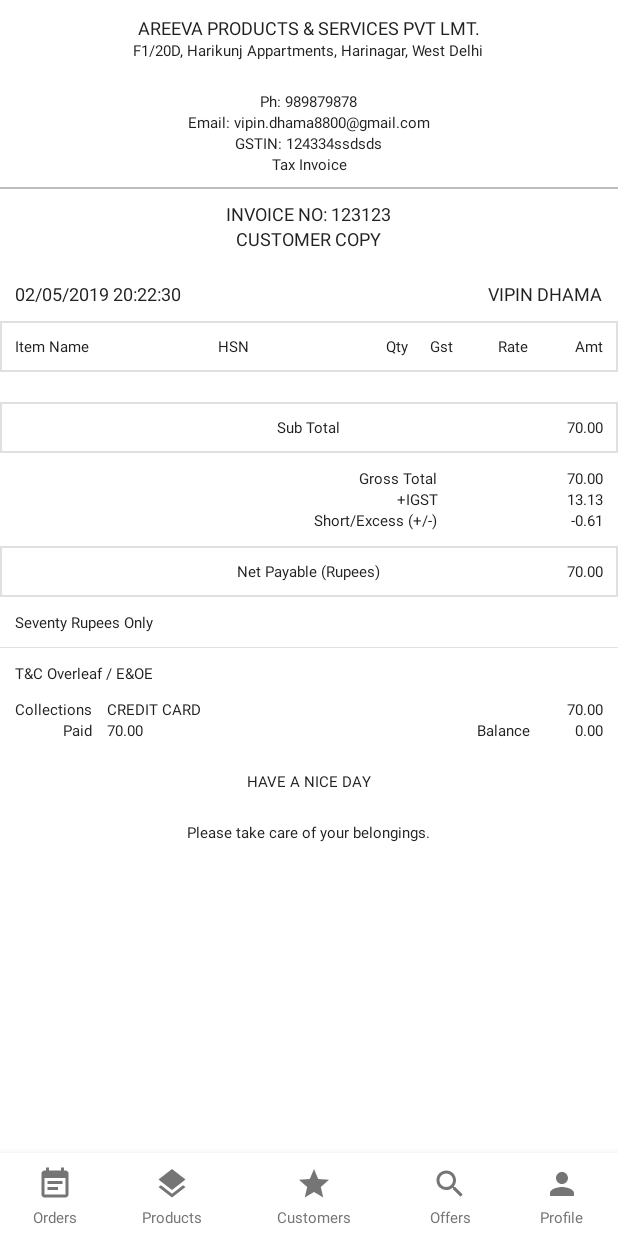
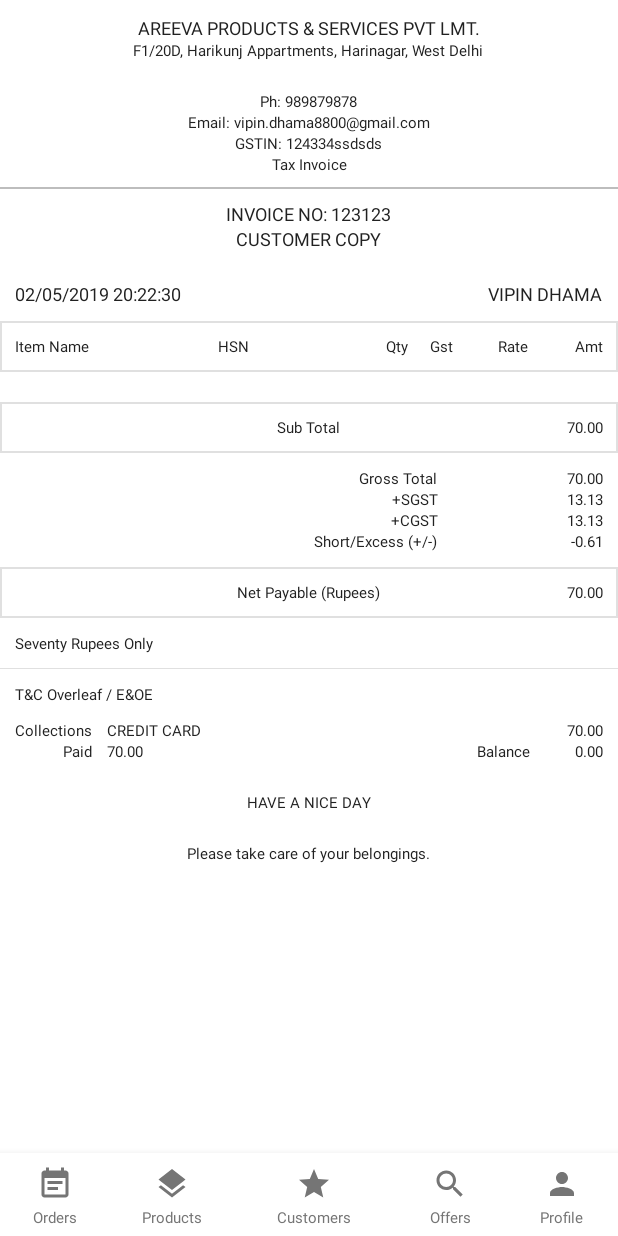
Before and after one commit to surajkrsingh01/shop, an Android app: the InvoiceActivity screen opened directly, with no data from a screen before it, on a phone screen of 412 x 824 dp. Run offline under Robolectric (Android 15) with nearby library versions, the light colour scheme and no system bars; our stand-ins replace Volley; network calls fail.

Commit message:
Commited By Vipin Dhama

```diff
--- a/app/src/main/java/com/shoppursshop/activities/CartActivity.java
+++ b/app/src/main/java/com/shoppursshop/activities/CartActivity.java
@@ -212,7 +212,7 @@ public class CartActivity extends NetworkBaseActivity implements MyItemTypeClick
             tvItemCount.setText(itemList.size()+" items");
         }
 
-        tvItemPrice.setText("Rs "+String.format("%.02f",dbHelper.getTotalPriceCart()));
+        tvItemPrice.setText("Rs "+Utility.numberFormat(dbHelper.getTotalPriceCart()));
 
         tvCheckout.setVisibility(View.VISIBLE);
 
@@ -350,7 +350,7 @@ public class CartActivity extends NetworkBaseActivity implements MyItemTypeClick
                                 }
                             }
                         }
-                        showMyDialog("Take Cash Rs "+String.format("%.02f",totalPrice));
+                        showMyDialog("Take Cash Rs "+Utility.numberFormat(totalPrice));
                     }else{
                         Log.d(TAG, "orderId "+orderId );
                         Intent intent = new Intent(CartActivity.this, MPayActivity.class);
--- a/app/src/main/java/com/shoppursshop/activities/InvoiceActivity.java
+++ b/app/src/main/java/com/shoppursshop/activities/InvoiceActivity.java
@@ -122,6 +122,8 @@ public class InvoiceActivity extends NetworkBaseActivity {
                     tvSubTotAmt.setText(Utility.numberFormat(subTotal));
                     tvGrossTotAmt.setText(Utility.numberFormat(subTotal));
                     tvTotIgst.setText(Utility.numberFormat(Float.parseFloat(jsonObject.getString("invTotIGST"))));
+                    tvTotSgst.setText(Utility.numberFormat(Float.parseFloat(jsonObject.getString("invTotSGST"))));
+                    tvTotCgst.setText(Utility.numberFormat(Float.parseFloat(jsonObject.getString("invTotCGST"))));
                     tvShortExcess.setText(Utility.numberFormat(Float.parseFloat(jsonObject.getString("invTotDisAmount"))));
                     float netPayable = (float) Math.round(jsonObject.getDouble("invTotNetPayable"));
                     tvNetPayableAmt.setText(Utility.numberFormat(netPayable));
--- a/app/src/main/java/com/shoppursshop/activities/settings/MyCategoriesActivity.java
+++ b/app/src/main/java/com/shoppursshop/activities/settings/MyCategoriesActivity.java
@@ -180,12 +180,12 @@ public class MyCategoriesActivity extends NetworkBaseActivity implements MyItemC
 
         if(counter == 0){
             menu.getItem(0).setVisible(false);
-            setTitle(getResources().getString(R.string.title_activity_my_categories));
+           // setTitle(getResources().getString(R.string.title_activity_my_categories));
         }else if(counter == 1){
             menu.getItem(0).setVisible(true);
-            setTitle(""+counter);
+           // setTitle(""+counter);
         }else{
-            setTitle(""+counter);
+          //  setTitle(""+counter);
         }
 
         itemAdapter.notifyItemChanged(position);
--- a/app/src/main/res/layout/content_invoice.xml
+++ b/app/src/main/res/layout/content_invoice.xml
@@ -295,6 +295,7 @@
 
                <RelativeLayout
                    android:id="@+id/relative_igst"
+                   android:visibility="gone"
                    android:layout_width="match_parent"
                    android:layout_height="wrap_content">
 
@@ -323,7 +324,7 @@
 
                 <RelativeLayout
                     android:id="@+id/relative_sgst"
-                    android:visibility="gone"
+                    android:visibility="visible"
                     android:layout_width="match_parent"
                     android:layout_height="wrap_content">
 
@@ -352,7 +353,7 @@
 
                 <RelativeLayout
                     android:id="@+id/relative_cgst"
-                    android:visibility="gone"
+                    android:visibility="visible"
                     android:layout_width="match_parent"
                     android:layout_height="wrap_content">
 
```
